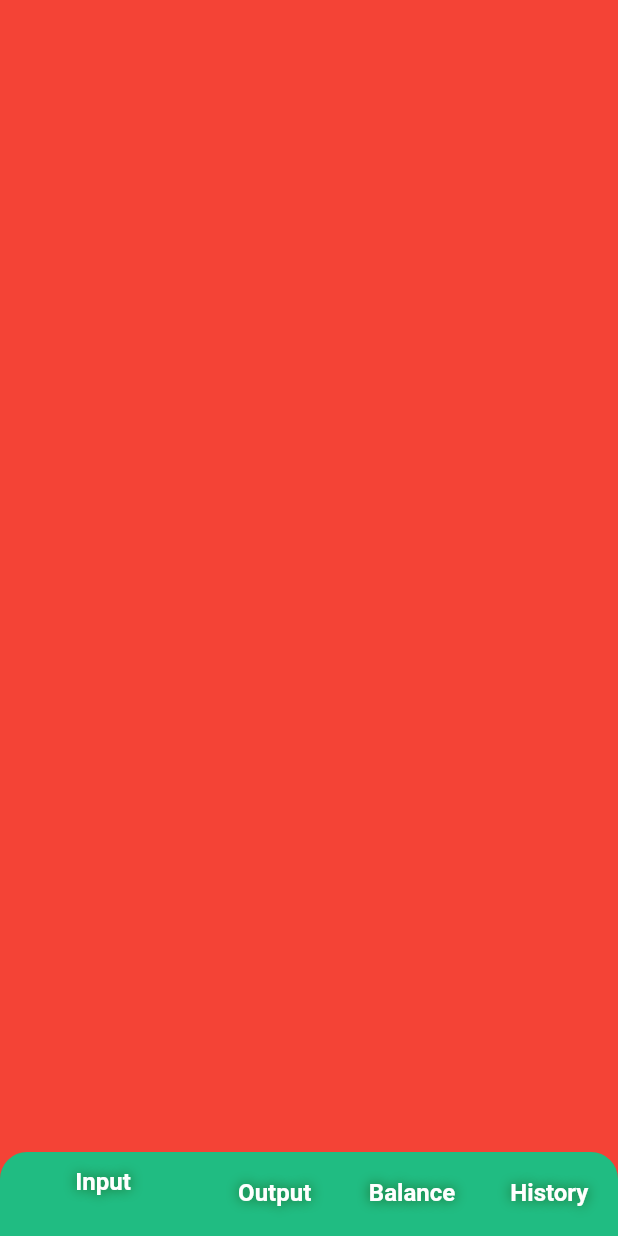
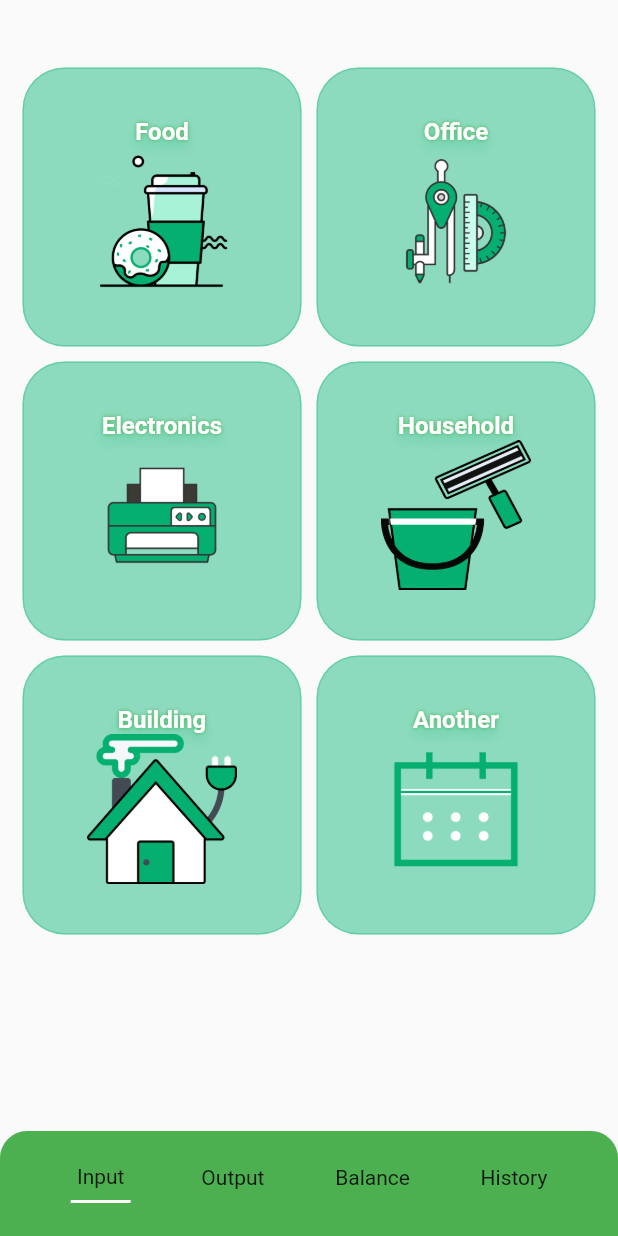
Before and after one commit to ibroxim4163/pdp_project, a Flutter app: the PageBuilder screen opened directly, on a phone screen of 412 x 824 dp. Run offline on Flutter 3.47's test engine with Material 2 defaults, Android fonts, the phone set to English and light mode, and no system bars.

Commit message:
ozgartirish kritildi

```diff
--- a/lib/main.dart
+++ b/lib/main.dart
@@ -1,4 +1,7 @@
 import 'package:flutter/material.dart';
+import 'package:pdp_project/presentation/input_screen/input_screen.dart';
+import 'package:pdp_project/presentation/page_builder/page_builder.dart';
+import 'package:pdp_project/presentation/splash_screen/splash_screen.dart';
 
 void main() {
   runApp(const App());
--- a/lib/presentation/input_screen/input_screen.dart
+++ b/lib/presentation/input_screen/input_screen.dart
@@ -0,0 +1,55 @@
+import 'package:flutter/material.dart';
+import 'package:pdp_project/presentation/input_screen/widget/custom_card.dart';
+
+class InputScreen extends StatefulWidget {
+  const InputScreen({super.key});
+
+  @override
+  State<InputScreen> createState() => _InputScreenState();
+}
+
+class _InputScreenState extends State<InputScreen> {
+  List<String> text = [
+    "Food",
+    "Office",
+    "Electronics",
+    "Household",
+    "Building",
+    "Another"
+  ];
+
+  List images = [
+    const AssetImage("assets/icons/food.png"),
+    const AssetImage("assets/icons/konselyar.png"),
+    const AssetImage("assets/icons/electronic.png"),
+    const AssetImage("assets/icons/Xoztavar.png"),
+    const AssetImage("assets/icons/Stroyka.png"),
+    const AssetImage("assets/icons/calendar_svgrepo.png")
+  ];
+
+  @override
+  Widget build(BuildContext context) {
+    return Scaffold(
+      body: Center(
+        child: Padding(
+          padding: const EdgeInsets.only(left: 15, right: 15, top: 45),
+          child: GridView.builder(
+            physics: const BouncingScrollPhysics(),
+            itemCount: text.length,
+            gridDelegate: const SliverGridDelegateWithFixedCrossAxisCount(
+              crossAxisCount: 2,
+              crossAxisSpacing: 10,
+              mainAxisSpacing: 10,
+            ),
+            itemBuilder: (context, index) {
+              return CustomCard(
+                images: images[index],
+                text: text[index],
+              );
+            },
+          ),
+        ),
+      ),
+    );
+  }
+}
--- /dev/null
+++ b/lib/presentation/input_screen/widget/bottom_item.dart
@@ -0,0 +1,39 @@
+import 'package:flutter/material.dart';
+
+class BottomItem extends StatelessWidget {
+  final void Function() onTap;
+  final int currentPage;
+  final int index;
+  final String label;
+
+  const BottomItem({
+    super.key,
+    required this.onTap,
+    required this.currentPage,
+    required this.label,
+    required this.index,
+  });
+
+  @override
+  Widget build(BuildContext context) {
+    return GestureDetector(
+      onTap: onTap,
+      child: Column(
+        mainAxisAlignment: MainAxisAlignment.center,
+        children: [
+          Text(label),
+          const SizedBox(
+            height: 8,
+          ),
+          currentPage == index
+              ? Container(
+                  color: Colors.white,
+                  height: 2,
+                  width: 40,
+                )
+              : const SizedBox.shrink()
+        ],
+      ),
+    );
+  }
+}
--- /dev/null
+++ b/lib/presentation/input_screen/widget/custom_card.dart
@@ -0,0 +1,63 @@
+import 'package:flutter/material.dart';
+
+class CustomCard extends StatelessWidget {
+  const CustomCard({
+    super.key,
+    required this.images,
+    required this.text,
+    this.onPressed,
+  });
+
+  final AssetImage images;
+  final String text;
+  final Function()? onPressed;
+
+  @override
+  Widget build(BuildContext context) {
+    return GestureDetector(
+      onTap: onPressed,
+      child: SizedBox(
+        height: 140,
+        width: 140,
+        child: DecoratedBox(
+          decoration: BoxDecoration(
+            borderRadius: BorderRadius.circular(28),
+            color: const Color(0xFF20BC82).withOpacity(.5),
+            border: Border.all(
+              color: const Color(0xFF05AF70).withOpacity(.3),
+              width: 1,
+            ),
+          ),
+          child: Column(
+            mainAxisAlignment: MainAxisAlignment.center,
+            children: [
+              Text(
+                text,
+                style: Theme.of(context).textTheme.titleMedium!.copyWith(
+                  fontWeight: FontWeight.w600,
+                  color: Colors.white,
+                  shadows: [
+                    const Shadow(
+                      color: Colors.green,
+                      blurRadius: 3,
+                      offset:  Offset(0, 0),
+                    ),
+                    Shadow(
+                      color: const Color(0xFF05AF70).withOpacity(.3),
+                      blurRadius: 10,
+                      offset:  const Offset(0, 5),
+                    ),
+                  ],
+                ),
+              ),
+              Image(
+                image: images,
+                height: 100,
+              ),
+            ],
+          ),
+        ),
+      ),
+    );
+  }
+}
--- a/lib/presentation/page_builder/page_builder.dart
+++ b/lib/presentation/page_builder/page_builder.dart
@@ -1,4 +1,7 @@
 import 'package:flutter/material.dart';
+import 'package:pdp_project/presentation/balance_screen/balance_screen.dart';
+import 'package:pdp_project/presentation/input_screen/input_screen.dart';
+import 'package:pdp_project/presentation/input_screen/widget/bottom_item.dart';
 
 class PageBuilder extends StatefulWidget {
   const PageBuilder({super.key});
@@ -34,75 +37,56 @@ class _MainPagesState extends State<PageBuilder> {
           topLeft: Radius.circular(18),
           topRight: Radius.circular(18),
         ),
-        child: BottomNavigationBar(
-          backgroundColor: const Color(0xFF20BC82),
-          currentIndex: currentPage,
-          onTap: (i) {
-            controller.animateToPage(
-              i,
-              duration: const Duration(microseconds: 100),
-              curve: Curves.decelerate,
-            );
+        child: SizedBox(
+            height: 70,
+            child: BottomAppBar(
+              color: Colors.green,
+              child: Row(
+                mainAxisAlignment: MainAxisAlignment.spaceEvenly,
+                children: [
+                  BottomItem(
+                    onTap: () {
+                      setState(() {
+                        currentPage = 0;
+                      });
                     },
-          items: [
-             BottomNavigationBarItem(
-              icon: Text(
-                "Input",
-                  style: Theme.of(context).textTheme.titleMedium!.copyWith(
-                      color: Colors.white,
-                      fontWeight: FontWeight.w600,
-                      shadows: [
-                        Shadow(color: Colors.green.shade900, blurRadius: 10)
-                      ]
-                  )
+                    currentPage: currentPage,
+                    label: "Input",
+                    index: 0,
                   ),
-              label: "",
-              backgroundColor: const Color(0xFF20BC82),
+                  BottomItem(
+                    onTap: () {
+                      setState(() {
+                        currentPage = 1;
+                      });
+                    },
+                    currentPage: currentPage,
+                    label: "Output",
+                    index: 1,
                   ),
-            BottomNavigationBarItem(
-              icon: Text(
-                "Output",
-                style: Theme.of(context).textTheme.titleMedium!.copyWith(
-                  color: Colors.white,
-                  fontWeight: FontWeight.w600,
-                  shadows: [
-                    Shadow(color: Colors.green.shade900, blurRadius: 10)
-                  ]
-                )
+                  BottomItem(
+                    onTap: () {
+                      setState(() {
+                        currentPage = 2;
+                      });
+                    },
+                    currentPage: currentPage,
+                    label: "Balance",
+                    index: 2,
                   ),
-              label: "",
-              backgroundColor: const Color(0xFF20BC82),
-            ),
-             BottomNavigationBarItem(
-              icon: Text(
-                "Balance",
-                  style: Theme.of(context).textTheme.titleMedium!.copyWith(
-                      color: Colors.white,
-                      fontWeight: FontWeight.w600,
-                      shadows: [
-                        Shadow(color: Colors.green.shade900, blurRadius: 10)
-                      ]
-                  )
-              ),
-              label: "",
-              backgroundColor: const Color(0xFF20BC82),
-            ),
-             BottomNavigationBarItem(
-              icon: Text(
-                "History",
-                  style: Theme.of(context).textTheme.titleMedium!.copyWith(
-                      color: Colors.white,
-                      fontWeight: FontWeight.w600,
-                      shadows: [
-                        Shadow(color: Colors.green.shade900, blurRadius: 10)
-                      ]
-                  )
-              ),
-              label: "",
-              backgroundColor: Color(0xFF20BC82),
+                  BottomItem(
+                    onTap: () {
+                      setState(() {
+                        currentPage = 3;
+                      });
+                    },
+                    currentPage: currentPage,
+                    label: "History",
+                    index: 3,
                   ),
                 ],
               ),
+            )),
       ),
       body: PageView(
         physics: const NeverScrollableScrollPhysics(),
@@ -112,9 +96,9 @@ class _MainPagesState extends State<PageBuilder> {
         },
         controller: controller,
         children: [
-          Container(height: double.infinity, color: Colors.red),
+          const InputScreen(),
           Container(height: double.infinity, color: Colors.green),
-          Container(height: double.infinity, color: Colors.black),
+          const Balance(),
           Container(height: double.infinity, color: Colors.blue),
         ],
       ),
--- a/lib/presentation/splash_screen/splash_screen.dart
+++ b/lib/presentation/splash_screen/splash_screen.dart
@@ -0,0 +1,56 @@
+import 'package:flutter/cupertino.dart';
+import 'package:flutter/material.dart';
+import 'package:pdp_project/presentation/page_builder/page_builder.dart';
+
+class SplashScreen extends StatefulWidget {
+  const SplashScreen({super.key});
+
+  @override
+  State<SplashScreen> createState() => _SplashScreenState();
+}
+
+class _SplashScreenState extends State<SplashScreen> {
+  @override
+  void initState() {
+    Future.delayed(const Duration(seconds: 4)).then(
+      (value) {
+        return Navigator.pushReplacement(
+          context,
+          CupertinoPageRoute(
+            builder: (context) => const PageBuilder(),
+          ),
+        );
+      },
+    );
+    super.initState();
+  }
+
+  @override
+  void dispose() {
+    super.dispose();
+  }
+
+  @override
+  Widget build(BuildContext context) {
+    return const Scaffold(
+        body: SizedBox(
+      height: double.infinity,
+      width: double.infinity,
+      child: DecoratedBox(
+        decoration: BoxDecoration(
+          image: DecorationImage(
+            image: AssetImage("assets/images/Start .png"),
+            fit: BoxFit.cover,
+          ),
+        ),
+        child: Column(
+          mainAxisAlignment: MainAxisAlignment.center,
+          children: [
+            Text("Welcome to Splash"),
+            Text("G7 GROUP CHANNEL"),
+          ],
+        ),
+      ),
+    ));
+  }
+}
--- a/pubspec.yaml
+++ b/pubspec.yaml
@@ -24,3 +24,4 @@ flutter:
   uses-material-design: true
   assets:
     - assets/images/
+    - assets/icons/
```
Also changed, not shown: assets/icons/food.png. Lines whose indentation alone changed are shown as unchanged.
